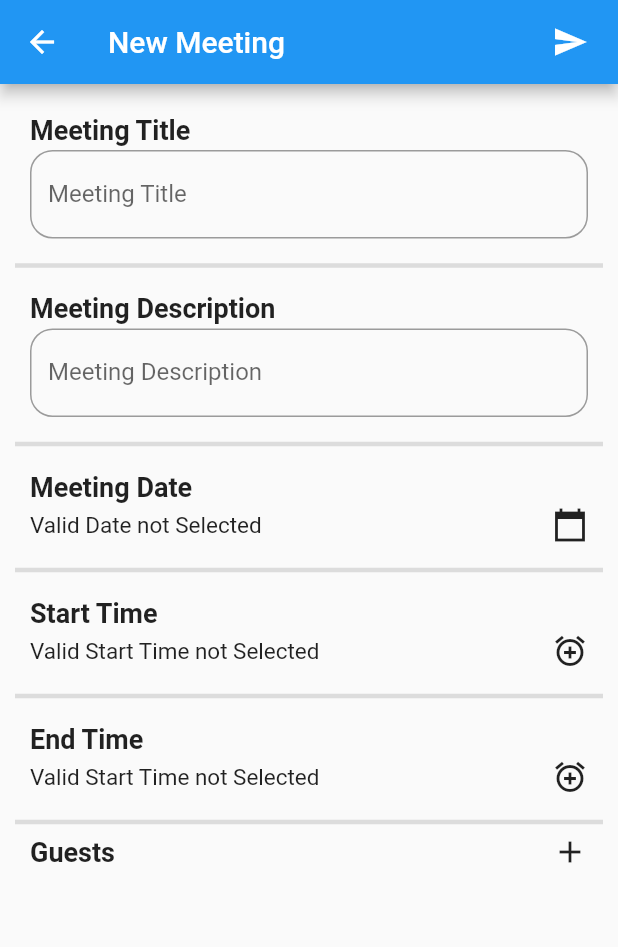
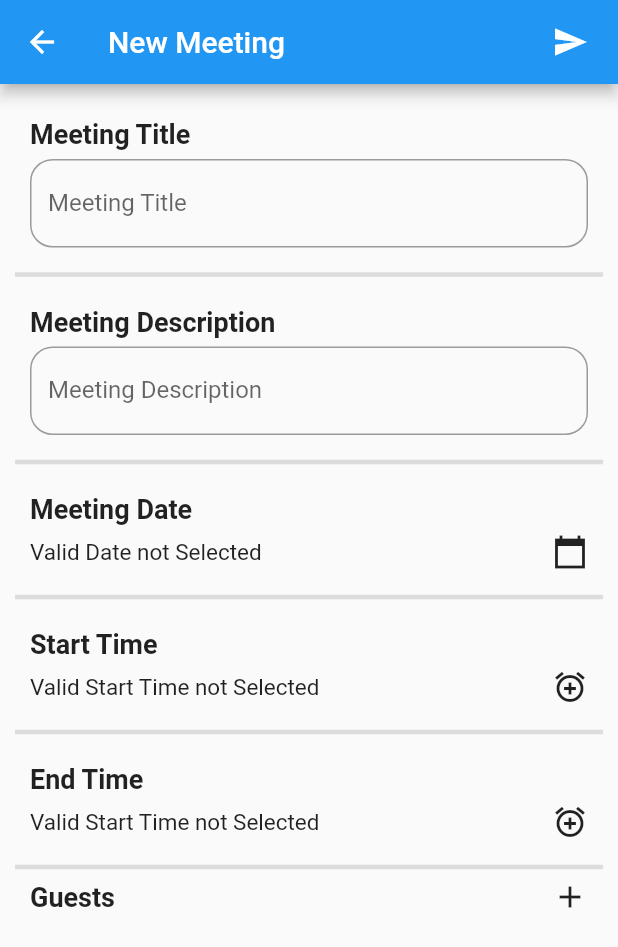
Before and after one commit to CSC4350-MW1/VirusValidate, a Flutter app: the NewMeetingPage screen opened directly, on a phone screen of 412 x 824 dp. Shown: the top 947 px of the screen. Run offline on Flutter 3.47's test engine with Material 2 defaults, Android fonts, the light colour scheme and no system bars; our stand-ins replace cloud_firestore, firebase_auth, firebase_core; accounts and stored records are empty.

Commit message:
Added padding to myStandardText and myHeaderText

```diff
--- a/virus_validate/lib/style/style.dart
+++ b/virus_validate/lib/style/style.dart
@@ -22,18 +22,24 @@ InputDecoration inputStyling(String labelText, {hintText}) =>
   InputDecoration(labelText: labelText, hintText: hintText, border: const OutlineInputBorder(borderRadius: BorderRadius.all(Radius.circular(15.0))));
 
 myHeaderText(String text) {
-  return Text(text, style: const TextStyle(
+  return Padding(
+    padding: const EdgeInsets.only(top: 3.0, bottom: 3.0),
+    child: Text(text, style: const TextStyle(
       fontSize: largeText,
       fontWeight: FontWeight.bold
+      ),
     ),
   );
 }
 
 myStandardText(String text) {
-  return Text(
-    text,
-    style: const TextStyle(
-      fontSize: standardText,
+  return Padding(
+    padding: const EdgeInsets.only(top: 3.0, bottom: 3.0),
+    child: Text(
+      text,
+      style: const TextStyle(
+        fontSize: standardText,
+      ),
     ),
   );
 }
```
